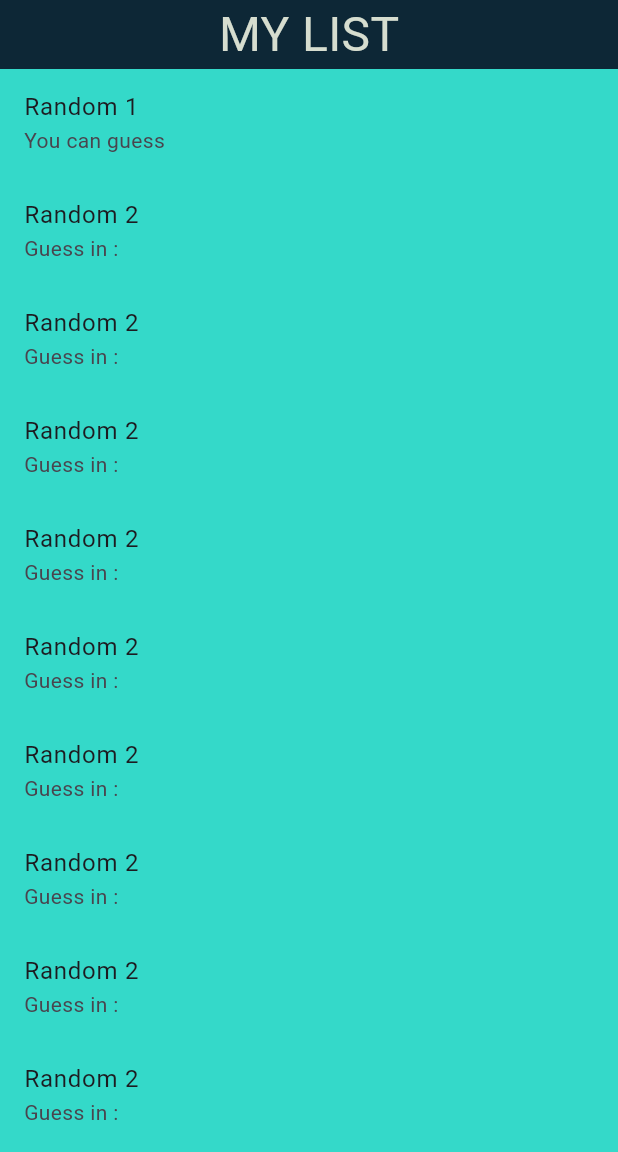
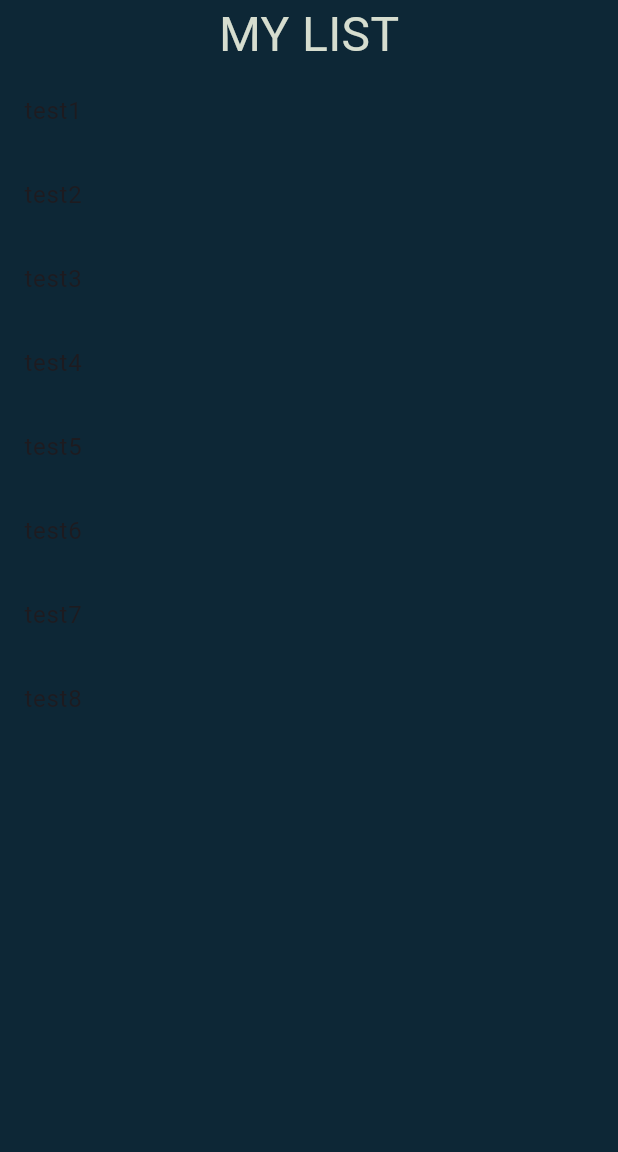
Before and after one commit to Kyllian404/MemoryApp, a Flutter app: the ListMemoryPage screen opened directly, on a phone screen of 412 x 824 dp, the part 84-1236 px from its top. Run offline on Flutter 3.47's test engine with Material 3 defaults, Android fonts, the phone set to English and light mode, and no system bars; our stand-ins replace flutter_riverpod, freezed_annotation, google_fonts, riverpod_annotation, sembast; missing offline and left inert: dart:ffi; generated files the repository leaves out were written again; Roboto replaces fonts that are missing (Koulen).

```diff
--- a/lib/src/features/memory/presentation/list_memory_page.dart
+++ b/lib/src/features/memory/presentation/list_memory_page.dart
@@ -10,6 +10,9 @@ class ListMemoryPage extends StatefulWidget {
 }
 
 class _ListMemoryPageState extends State<ListMemoryPage> {
+
+  final List<String> memos = ["test1","test2","test3","test4","test5","test6","test7","test8"];
+
   @override
   Widget build(BuildContext context) {
     return Scaffold(
@@ -34,154 +37,13 @@ class _ListMemoryPageState extends State<ListMemoryPage> {
                   GoogleFonts.koulen(color: AppColors.colorTxt, fontSize: 32),
             ),
           ),
-          Column(
-            mainAxisAlignment: MainAxisAlignment.spaceEvenly,
-            children: <Widget>[
-              Hero(
-                tag: 'ListTile-Hero',
-                child: Material(
-                  child: ListTile(
-                    title: const Text('Random 1'),
-                    subtitle: const Text('You can guess'),
-                    tileColor: AppColors.iconsPrimary,
-                    onTap: () {
-                      print('Bonjour !');
-                    },
-                  ),
-                ),
-              ),
-              Hero(
-                tag: 'ListTile-Hero',
-                child: Material(
-                  child: ListTile(
-                    title: const Text('Random 2'),
-                    subtitle: const Text('Guess in :'),
-                    tileColor: AppColors.iconsPrimary,
-                    onTap: () {
-                      print('Bonjour !');
-                    },
-                  ),
-                ),
-              ),
-              Hero(
-                tag: 'ListTile-Hero',
-                child: Material(
-                  child: ListTile(
-                    title: const Text('Random 2'),
-                    subtitle: const Text('Guess in :'),
-                    tileColor: AppColors.iconsPrimary,
-                    onTap: () {
-                      print('Bonjour !');
-                    },
-                  ),
-                ),
-              ),
-              Hero(
-                tag: 'ListTile-Hero',
-                child: Material(
-                  child: ListTile(
-                    title: const Text('Random 2'),
-                    subtitle: const Text('Guess in :'),
-                    tileColor: AppColors.iconsPrimary,
-                    onTap: () {
-                      print('Bonjour !');
-                    },
-                  ),
-                ),
-              ),
-              Hero(
-                tag: 'ListTile-Hero',
-                child: Material(
-                  child: ListTile(
-                    title: const Text('Random 2'),
-                    subtitle: const Text('Guess in :'),
-                    tileColor: AppColors.iconsPrimary,
-                    onTap: () {
-                      print('Bonjour !');
-                    },
-                  ),
-                ),
-              ),
-              Hero(
-                tag: 'ListTile-Hero',
-                child: Material(
-                  child: ListTile(
-                    title: const Text('Random 2'),
-                    subtitle: const Text('Guess in :'),
-                    tileColor: AppColors.iconsPrimary,
-                    onTap: () {
-                      print('Bonjour !');
-                    },
-                  ),
-                ),
-              ),
-              Hero(
-                tag: 'ListTile-Hero',
-                child: Material(
-                  child: ListTile(
-                    title: const Text('Random 2'),
-                    subtitle: const Text('Guess in :'),
-                    tileColor: AppColors.iconsPrimary,
-                    onTap: () {
-                      print('Bonjour !');
-                    },
-                  ),
-                ),
-              ),
-              Hero(
-                tag: 'ListTile-Hero',
-                child: Material(
-                  child: ListTile(
-                    title: const Text('Random 2'),
-                    subtitle: const Text('Guess in :'),
-                    tileColor: AppColors.iconsPrimary,
-                    onTap: () {
-                      print('Bonjour !');
-                    },
-                  ),
-                ),
-              ),
-              Hero(
-                tag: 'ListTile-Hero',
-                child: Material(
-                  child: ListTile(
-                    title: const Text('Random 2'),
-                    subtitle: const Text('Guess in :'),
-                    tileColor: AppColors.iconsPrimary,
-                    onTap: () {
-                      print('Bonjour !');
-                    },
-                  ),
-                ),
-              ),
-              Hero(
-                tag: 'ListTile-Hero',
-                child: Material(
-                  child: ListTile(
-                    title: const Text('Random 2'),
-                    subtitle: const Text('Guess in :'),
-                    tileColor: AppColors.iconsPrimary,
-                    onTap: () {
-                      print('Bonjour !');
-                    },
-                  ),
-                ),
-              ),
-              Hero(
-                tag: 'ListTile-Hero',
-                child: Material(
-                  child: ListTile(
-                    title: const Text('Random 2'),
-                    subtitle: const Text('Guess in :'),
-                    tileColor: AppColors.iconsPrimary,
-                    onTap: () {
-                      print('Bonjour !');
-                    },
-                  ),
-                ),
-              ),
-            ],
-          ),
+          Expanded(child: ListView.builder(
+            itemCount: memos.length,
+            itemBuilder: (context, index) {
+              return ListTile(
+                title: Text(memos[index]),
+              );
+            }))
         ],
       ),
     );
```
Also changed, not shown: lib/src/features/memory/domain/memo.dart (added, +16 -0 lines), lib/src/features/memory/persistance/i_memory_repository.dart (added, +16 -0 lines), lib/src/features/memory/persistance/memory_repository.dart (added, +37 -0 lines), lib/src/features/memory/domain/memo.freezed.dart (added), lib/src/features/memory/domain/memo.g.dart (added), lib/src/features/memory/persistance/i_memory_repository.g.dart (added).
